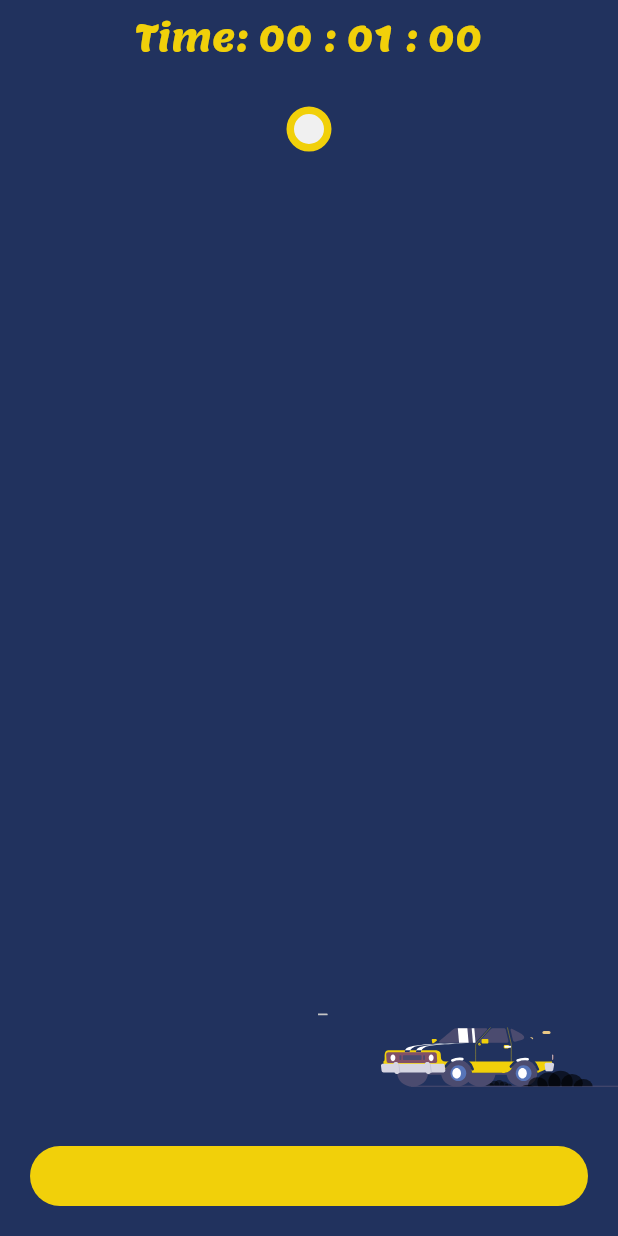
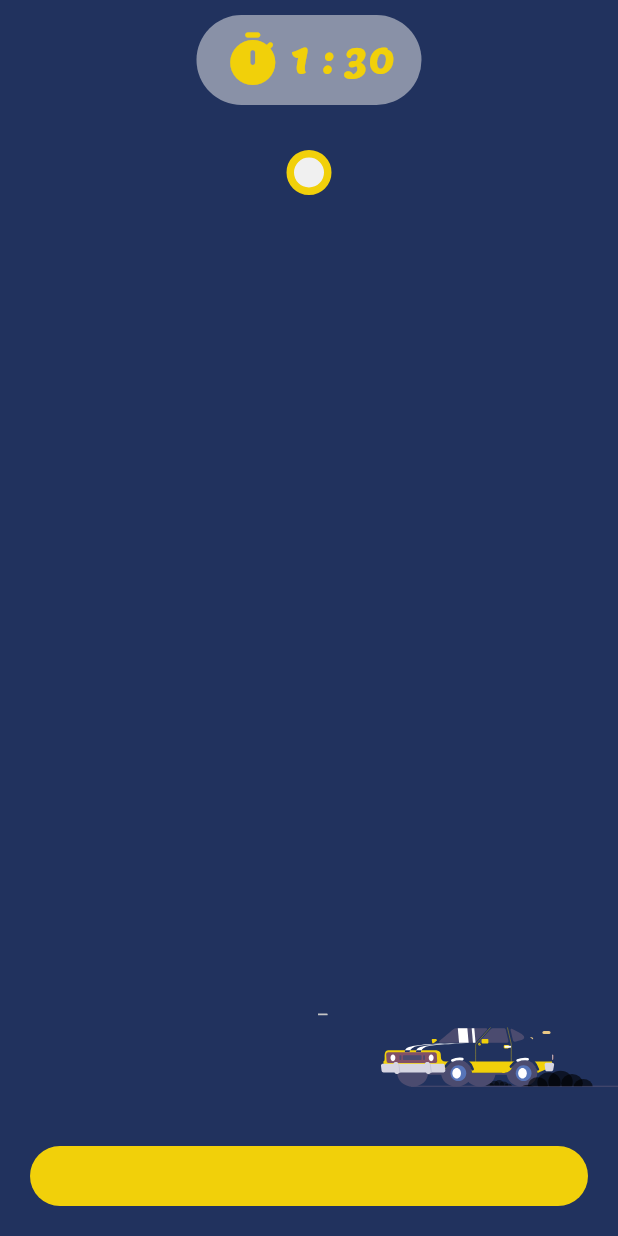
Before and after one commit to Ripat-2345/traffic_light_puzzle, a Flutter app: the screen it shows after launch, after a tap on "Start Game", on a phone screen of 412 x 824 dp. Run offline on Flutter 3.47's test engine with Material 2 defaults, Android fonts, the phone set to English and light mode, and no system bars; drawn by our look-alikes of flutter_countdown_timer; our stand-ins replace get, lottie.

Commit message:
update timer ui and gameScreen, gameController code

```diff
--- a/lib/controllers/game_controller.dart
+++ b/lib/controllers/game_controller.dart
@@ -1,10 +1,38 @@
 import 'dart:math';
 
+import 'package:flutter/material.dart';
+import 'package:flutter_countdown_timer/countdown_timer_controller.dart';
+import 'package:flutter_game/const.dart';
+import 'package:flutter_game/screens/game_screen.dart';
 import 'package:get/get.dart';
+import 'package:lottie/lottie.dart';
 
 class GameController extends GetxController {
+  final _argument = Get.arguments;
+  late CountdownTimerController timeController;
+  int remainingTime = DateTime.now().millisecondsSinceEpoch + 1000 * 90;
   var trafficLamp = 0.obs;
   Map<int, RxList> lamp = {};
+
+  @override
+  void onInit() {
+    super.onInit();
+    selectedLevel(_argument[0]);
+    timeController = CountdownTimerController(
+      endTime: remainingTime,
+      onEnd: onTimeEnded,
+    );
+    (remainingTime == 0) ? onTimeEnded() : null;
+  }
+
+  @override
+  void dispose() {
+    super.dispose();
+    timeController.dispose();
+  }
+
+  get argument => _argument;
+
   void getLamp(int count) {
     for (var i = 1; i <= count; i++) {
       lamp[i] = [
@@ -30,4 +58,41 @@ class GameController extends GetxController {
       }
     }
   }
+
+  void selectedLevel(String level) {
+    getLamp(
+      (level == "Level 1")
+          ? trafficLamp.value = 11
+          : (level == "Level 2")
+              ? trafficLamp.value = 15
+              : (level == "Level 3")
+                  ? trafficLamp.value = 19
+                  : (level == "Level 4")
+                      ? trafficLamp.value = 23
+                      : (level == "Level 5")
+                          ? trafficLamp.value = 27
+                          : trafficLamp.value = 0,
+    );
+  }
+
+  void onTimeEnded() {
+    Get.defaultDialog(
+      backgroundColor: whiteColor,
+      title: "Time Is Over",
+      titleStyle: TextStyle(color: darkColor, fontSize: 20),
+      content: Lottie.asset("assets/images/clock.json",
+          width: 300, fit: BoxFit.cover),
+      contentPadding: const EdgeInsets.all(10),
+      textConfirm: "Restart",
+      confirmTextColor: darkColor,
+      onConfirm: () => Get.offAll(
+        const GameScreen(),
+        arguments: [_argument[0], _argument[1]],
+      ),
+      textCancel: "Back",
+      cancelTextColor: darkColor,
+      onCancel: () => Get.offAllNamed('/Home'),
+      buttonColor: yellowColor,
+    );
+  }
 }
--- a/lib/screens/game_screen.dart
+++ b/lib/screens/game_screen.dart
@@ -16,55 +16,6 @@ class GameScreen extends StatefulWidget {
 
 class _GameScreenState extends State<GameScreen> {
   final gameController = Get.put(GameController());
-  final argument = Get.arguments;
-  late CountdownTimerController timeController;
-  int endTime = DateTime.now().millisecondsSinceEpoch + 1000 * 60;
-
-  void onEnd() {
-    Get.defaultDialog(
-      backgroundColor: whiteColor,
-      title: "Time Is Over",
-      titleStyle: TextStyle(color: darkColor, fontSize: 20),
-      content: Lottie.asset("assets/images/clock.json",
-          width: 300, fit: BoxFit.cover),
-      contentPadding: const EdgeInsets.all(10),
-      textConfirm: "Restart",
-      confirmTextColor: darkColor,
-      onConfirm: () => Get.offAll(const GameScreen()),
-      textCancel: "Back",
-      cancelTextColor: darkColor,
-      onCancel: () => Get.offAllNamed('/Home'),
-      buttonColor: yellowColor,
-    );
-  }
-
-  @override
-  void initState() {
-    super.initState();
-    gameController.getLamp(
-      (argument[0] == "Level 1")
-          ? gameController.trafficLamp.value = 11
-          : (argument[0] == "Level 2")
-              ? gameController.trafficLamp.value = 15
-              : (argument[0] == "Level 3")
-                  ? gameController.trafficLamp.value = 19
-                  : (argument[0] == "Level 4")
-                      ? gameController.trafficLamp.value = 23
-                      : (argument[0] == "Level 5")
-                          ? gameController.trafficLamp.value = 27
-                          : gameController.trafficLamp.value = 0,
-    );
-    timeController = CountdownTimerController(endTime: endTime, onEnd: onEnd);
-    if (endTime == 0) {
-      onEnd();
-    }
-  }
-
-  @override
-  void dispose() {
-    super.dispose();
-    timeController.dispose();
-  }
 
   @override
   Widget build(BuildContext context) {
@@ -88,21 +39,49 @@ class _GameScreenState extends State<GameScreen> {
                   Row(
                     mainAxisAlignment: MainAxisAlignment.center,
                     children: [
-                      Text(
-                        "Time: ",
-                        style: TextStyle(
-                          fontSize: 24,
-                          color: yellowColor,
+                      Container(
+                        width: 150,
+                        height: 60,
+                        padding: const EdgeInsets.symmetric(vertical: 5),
+                        decoration: BoxDecoration(
+                          borderRadius: BorderRadius.circular(100),
+                          color: whiteColor.withOpacity(0.5),
                         ),
-                      ),
-                      CountdownTimer(
-                        textStyle: TextStyle(
-                          fontSize: 24,
-                          color: yellowColor,
+                        child: Row(
+                          mainAxisAlignment: MainAxisAlignment.center,
+                          children: [
+                            Icon(
+                              Icons.timer_rounded,
+                              color: yellowColor,
+                              size: 40,
+                            ),
+                            const SizedBox(
+                              width: 5,
+                            ),
+                            CountdownTimer(
+                              endTime: gameController.remainingTime,
+                              controller: gameController.timeController,
+                              widgetBuilder: (_, time) {
+                                if (time == null) {
+                                  return Text(
+                                    "0 : 00",
+                                    style: TextStyle(
+                                      fontSize: 24,
+                                      color: yellowColor,
+                                    ),
+                                  );
+                                }
+                                return Text(
+                                  "${(time.min == null) ? "0" : time.min} : ${(time.sec == null) ? "0" : time.sec}",
+                                  style: TextStyle(
+                                    fontSize: 24,
+                                    color: yellowColor,
+                                  ),
+                                );
+                              },
+                            ),
+                          ],
                         ),
-                        controller: timeController,
-                        onEnd: onEnd,
-                        endTime: endTime,
                       ),
                     ],
                   ),
@@ -246,13 +225,13 @@ class _GameScreenState extends State<GameScreen> {
                           (MediaQuery.of(context).size.width < 800) ? 200 : 300,
                       height:
                           (MediaQuery.of(context).size.width < 800) ? 120 : 180,
-                      child: (argument[1] == null)
+                      child: (gameController.argument[1] == null)
                           ? Lottie.asset(
                               "assets/images/car.json",
                               fit: BoxFit.cover,
                             )
                           : Lottie.asset(
-                              "assets/images/${argument[1]}",
+                              "assets/images/${gameController.argument[1]}",
                               fit: BoxFit.cover,
                             ),
                     ),
```
